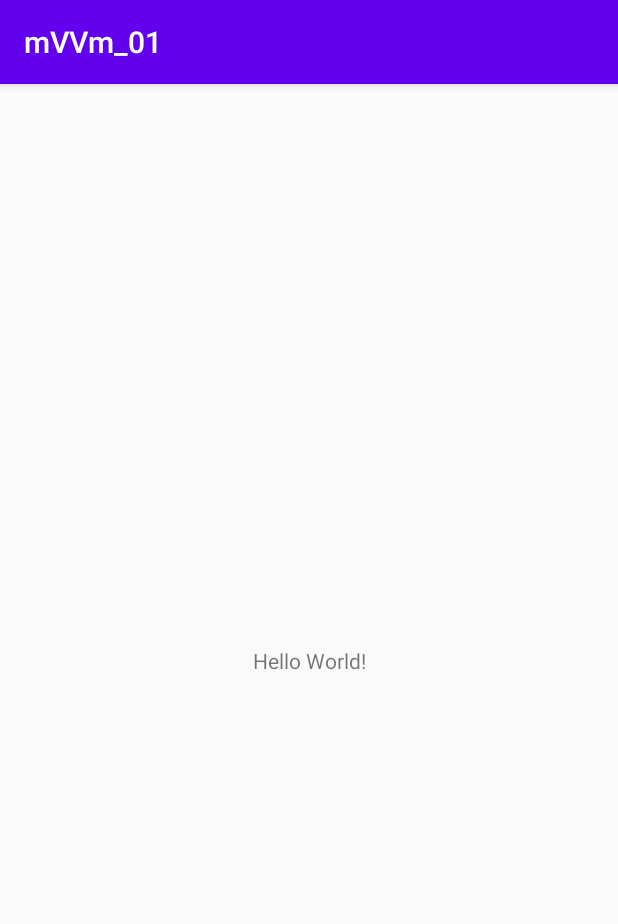
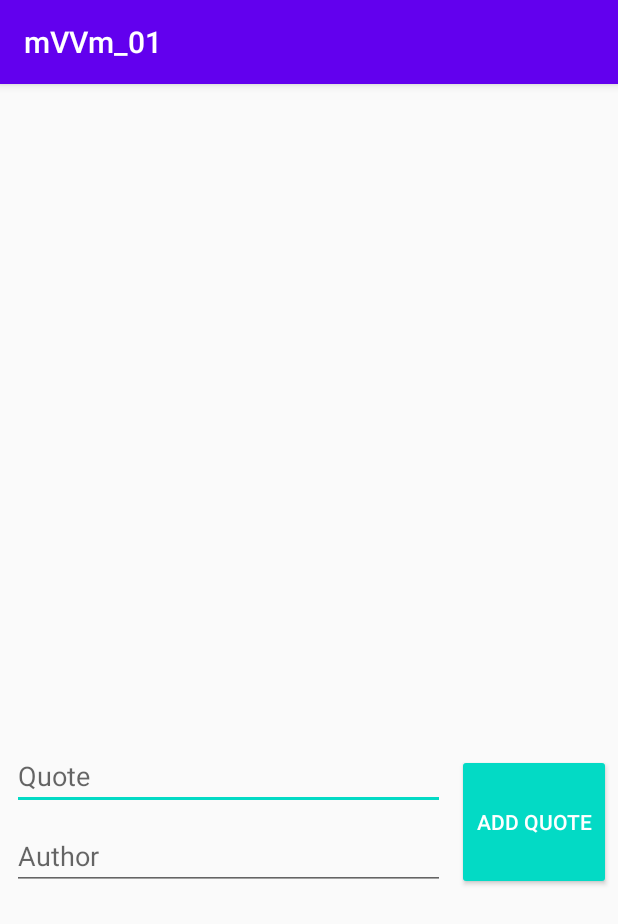
Before and after one commit to Gkemper1989/mVVm_01, an Android app: the screen it shows after launch (MainActivity before the commit, QuotesActivity after it), on a phone screen of 412 x 824 dp. Shown: the top 924 px of the screen. Run offline under Robolectric (Android 15) with nearby library versions, the phone set to English and light mode, and no system bars.

Commit message:
This is my first commit

```diff
--- a/app/build.gradle
+++ b/app/build.gradle
@@ -30,6 +30,7 @@ dependencies {
     implementation 'androidx.core:core-ktx:1.3.1'
     implementation 'androidx.appcompat:appcompat:1.2.0'
     implementation 'androidx.constraintlayout:constraintlayout:2.0.1'
+    implementation 'androidx.lifecycle:lifecycle-extensions:2.2.0'
     testImplementation 'junit:junit:4.12'
     androidTestImplementation 'androidx.test.ext:junit:1.1.2'
     androidTestImplementation 'androidx.test.espresso:espresso-core:3.3.0'
--- a/app/src/main/AndroidManifest.xml
+++ b/app/src/main/AndroidManifest.xml
@@ -9,7 +9,7 @@
         android:roundIcon="@mipmap/ic_launcher_round"
         android:supportsRtl="true"
         android:theme="@style/AppTheme">
-        <activity android:name=".MainActivity">
+        <activity android:name=".ui.quotes.QuotesActivity">
             <intent-filter>
                 <action android:name="android.intent.action.MAIN" />
 
--- a/app/src/main/java/com/example/mvvm_01/MainActivity.kt
+++ /dev/null
@@ -1,11 +0,0 @@
-package com.example.mvvm_01
-
-import androidx.appcompat.app.AppCompatActivity
-import android.os.Bundle
-
-class MainActivity : AppCompatActivity() {
-    override fun onCreate(savedInstanceState: Bundle?) {
-        super.onCreate(savedInstanceState)
-        setContentView(R.layout.activity_main)
-    }
-}
--- a/app/src/main/java/com/example/mvvm_01/data/Quote.kt
+++ b/app/src/main/java/com/example/mvvm_01/data/Quote.kt
@@ -4,6 +4,6 @@ class Quote (val quoteText: String, val author: String)
 {
     override fun toString(): String
     {
-    return "@quoteText - @autor"
+    return "$quoteText - $author"
     }
 }
--- a/app/src/main/java/com/example/mvvm_01/data/QuoteRepository.kt
+++ b/app/src/main/java/com/example/mvvm_01/data/QuoteRepository.kt
@@ -1,6 +1,6 @@
 package com.example.mvvm_01.data
 
-class QuoteRepository(private val quoteDao: FakeQuoteDao)
+class QuoteRepository private constructor(private val quoteDao: FakeQuoteDao)
 {
     fun addQuote(quote: Quote)
     {
@@ -10,11 +10,13 @@ class QuoteRepository(private val quoteDao: FakeQuoteDao)
 
     fun getQuotes() = quoteDao.getQuotes()
 
-    companion object {
+    companion object
+    {
         @Volatile private var instance: QuoteRepository? = null
 
         fun getInstance(quoteDao: FakeQuoteDao) =
-            instance ?: synchronized(this) {
+            instance ?: synchronized(this)
+            {
                 instance ?: QuoteRepository(quoteDao).also { instance = it }
             }
     }
--- /dev/null
+++ b/app/src/main/java/com/example/mvvm_01/ui/quotes/QuotesActivity.kt
@@ -0,0 +1,45 @@
+package com.example.mvvm_01.ui.quotes
+
+import android.os.Bundle
+import androidx.appcompat.app.AppCompatActivity
+import androidx.lifecycle.ViewModelProviders
+import com.example.mvvm_01.R
+import com.example.mvvm_01.data.Quote
+import com.example.mvvm_01.utilities.InjectorUtils
+import kotlinx.android.synthetic.main.activity_quotes.*
+
+class QuotesActivity : AppCompatActivity()
+{
+    override fun onCreate(savedInstanceState: Bundle?) {
+        super.onCreate(savedInstanceState)
+        setContentView(R.layout.activity_quotes)
+        initializeUi()
+    }
+
+    private fun initializeUi()
+    {
+
+        val factory = InjectorUtils.provideQuotesViewModelFactory()
+
+        val viewModel = ViewModelProviders.of(this, factory)
+            .get(QuotesViewModel::class.java)
+
+
+        viewModel.getQuotes().observe(this, { quotes ->
+            val stringBuilder = StringBuilder()
+            quotes.forEach { quote ->
+                stringBuilder.append("$quote\n\n")
+            }
+            textView_quotes.text = stringBuilder.toString()
+        })
+
+
+        button_add_quote.setOnClickListener {
+
+            val quote = Quote(editText_quote.text.toString(), editText_author.text.toString())
+            viewModel.addQuote(quote)
+            editText_quote.setText("")
+            editText_author.setText("")
+        }
+    }
+}
--- /dev/null
+++ b/app/src/main/res/layout-v21/activity_quotes.xml
@@ -0,0 +1,84 @@
+<?xml version="1.0" encoding="utf-8"?>
+<androidx.constraintlayout.widget.ConstraintLayout
+    xmlns:android="http://schemas.android.com/apk/res/android"
+    xmlns:app="http://schemas.android.com/apk/res-auto"
+    xmlns:tools="http://schemas.android.com/tools"
+    android:layout_width="match_parent"
+    android:layout_height="match_parent"
+    tools:context=".ui.quotes.QuotesActivity">
+
+    <TextView
+        android:id="@+id/textView_quotes"
+        android:layout_width="match_parent"
+        android:layout_height="0dp"
+        app:layout_constraintHeight_percent="0.55"
+        android:layout_marginStart="8dp"
+        android:layout_marginTop="8dp"
+        android:layout_marginEnd="8dp"
+        android:layout_marginBottom="8dp"
+        android:scrollbars="vertical"
+        android:textAppearance="@style/TextAppearance.AppCompat.Large"
+        tools:text="MAD sucks! - unknown"
+        app:layout_constraintBottom_toBottomOf="parent"
+        app:layout_constraintEnd_toEndOf="parent"
+        app:layout_constraintHorizontal_bias="0.0"
+        app:layout_constraintStart_toStartOf="parent"
+        app:layout_constraintTop_toTopOf="parent"
+        app:layout_constraintVertical_bias="0.0" />
+
+    <EditText
+        android:id="@+id/editText_quote"
+        android:layout_width="0dp"
+        app:layout_constraintWidth_percent="0.7"
+        android:layout_height="wrap_content"
+        android:layout_marginStart="8dp"
+        android:layout_marginTop="8dp"
+        android:layout_marginEnd="8dp"
+        android:layout_marginBottom="8dp"
+        android:hint="@string/quote"
+        app:layout_constraintBottom_toBottomOf="parent"
+        app:layout_constraintEnd_toEndOf="parent"
+        app:layout_constraintHorizontal_bias="0.0"
+        app:layout_constraintStart_toStartOf="parent"
+        app:layout_constraintTop_toBottomOf="@+id/textView_quotes"
+        app:layout_constraintVertical_bias="0.0"
+        android:autofillHints="@string/quote"
+        android:inputType="" />
+
+    <EditText
+        android:id="@+id/editText_author"
+        android:layout_width="0dp"
+        app:layout_constraintWidth_percent="0.7"
+        android:layout_height="wrap_content"
+        android:layout_marginStart="8dp"
+        android:layout_marginTop="8dp"
+        android:layout_marginEnd="8dp"
+        android:layout_marginBottom="8dp"
+        android:hint="@string/author"
+        app:layout_constraintBottom_toBottomOf="parent"
+        app:layout_constraintEnd_toEndOf="parent"
+        app:layout_constraintHorizontal_bias="0.0"
+        app:layout_constraintStart_toStartOf="parent"
+        app:layout_constraintTop_toBottomOf="@+id/editText_quote"
+        app:layout_constraintVertical_bias="0.0"
+        android:autofillHints="@string/author"
+        android:inputType="" />
+
+    <Button
+        android:id="@+id/button_add_quote"
+        android:layout_width="0dp"
+        android:layout_height="0dp"
+        android:layout_marginStart="8dp"
+        android:layout_marginTop="8dp"
+        android:layout_marginEnd="8dp"
+        android:backgroundTint="?colorAccent"
+        android:text="@string/add_quote"
+        android:textColor="@android:color/white"
+        app:layout_constraintBottom_toBottomOf="@+id/editText_author"
+        app:layout_constraintEnd_toEndOf="parent"
+        app:layout_constraintHorizontal_bias="0.0"
+        app:layout_constraintStart_toEndOf="@+id/editText_quote"
+        app:layout_constraintTop_toTopOf="@+id/editText_quote"
+        app:layout_constraintVertical_bias="0.0"
+        app:layout_constraintWidth_percent="0.25" />
+</androidx.constraintlayout.widget.ConstraintLayout>
--- a/app/src/main/res/layout/activity_main.xml
+++ /dev/null
@@ -1,18 +0,0 @@
-<?xml version="1.0" encoding="utf-8"?>
-<androidx.constraintlayout.widget.ConstraintLayout xmlns:android="http://schemas.android.com/apk/res/android"
-    xmlns:app="http://schemas.android.com/apk/res-auto"
-    xmlns:tools="http://schemas.android.com/tools"
-    android:layout_width="match_parent"
-    android:layout_height="match_parent"
-    tools:context=".MainActivity">
-
-    <TextView
-        android:layout_width="wrap_content"
-        android:layout_height="wrap_content"
-        android:text="Hello World!"
-        app:layout_constraintBottom_toBottomOf="parent"
-        app:layout_constraintLeft_toLeftOf="parent"
-        app:layout_constraintRight_toRightOf="parent"
-        app:layout_constraintTop_toTopOf="parent" />
-
-</androidx.constraintlayout.widget.ConstraintLayout>
--- a/app/src/main/res/values/strings.xml
+++ b/app/src/main/res/values/strings.xml
@@ -1,3 +1,6 @@
 <resources>
     <string name="app_name">mVVm_01</string>
+    <string name="quote">Quote</string>
+    <string name="author">Author</string>
+    <string name="add_quote">Add Quote</string>
 </resources>
```
